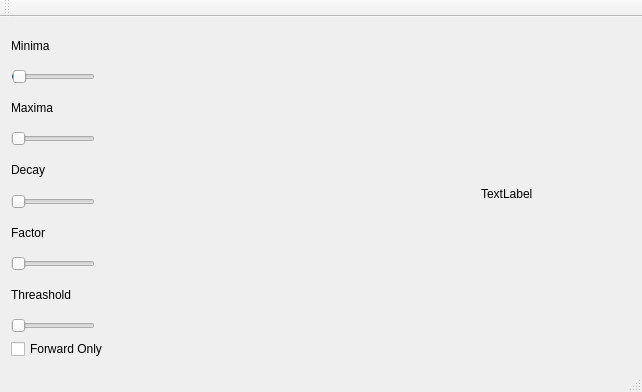
Qt form TrackerTest/mainwindow.ui (qimmer/mta13341) before a commit.
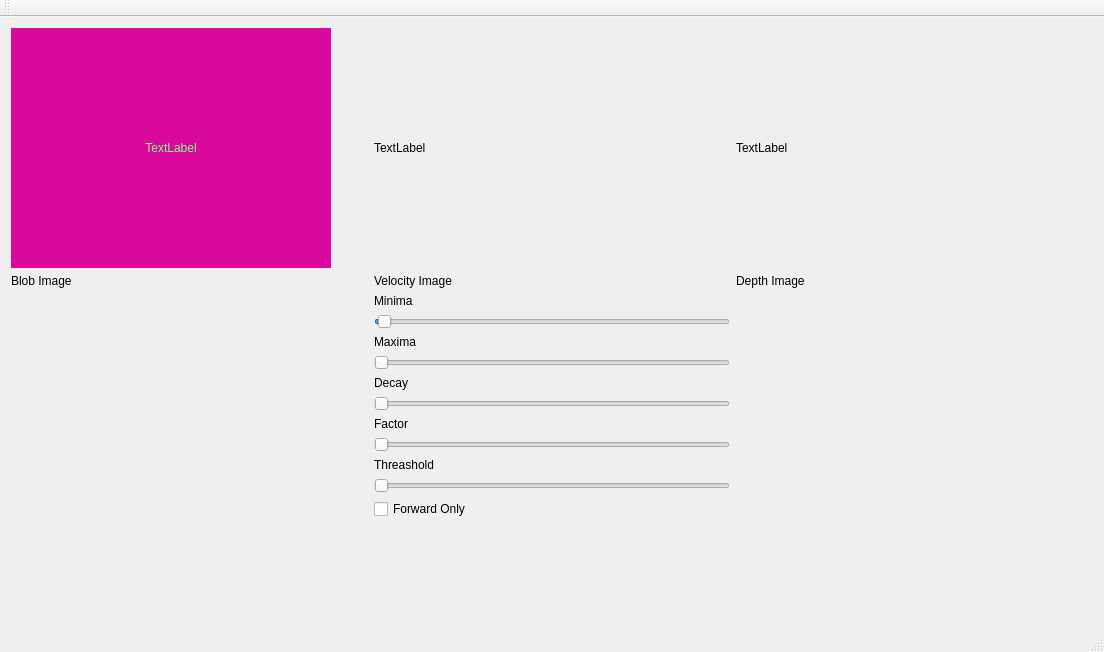
The same form after that commit.

Commit message: Added Blob Detector

```diff
--- a/TrackerTest/mainwindow.ui
+++ b/TrackerTest/mainwindow.ui
@@ -6,8 +6,8 @@
    <rect>
     <x>0</x>
     <y>0</y>
-    <width>642</width>
-    <height>392</height>
+    <width>1104</width>
+    <height>652</height>
    </rect>
   </property>
   <property name="windowTitle">
@@ -16,6 +16,101 @@
   <widget class="QWidget" name="centralWidget">
    <layout class="QHBoxLayout" name="horizontalLayout">
     <item>
+     <layout class="QVBoxLayout" name="verticalLayout_3">
+      <item>
+       <layout class="QHBoxLayout" name="horizontalLayout_2">
+        <item>
+         <layout class="QVBoxLayout" name="verticalLayout_7">
+          <item>
+           <widget class="QLabel" name="imgBlob">
+            <property name="sizePolicy">
+             <sizepolicy hsizetype="Fixed" vsizetype="Fixed">
+              <horstretch>0</horstretch>
+              <verstretch>0</verstretch>
+             </sizepolicy>
+            </property>
+            <property name="minimumSize">
+             <size>
+              <width>320</width>
+              <height>240</height>
+             </size>
+            </property>
+            <property name="styleSheet">
+             <string notr="true">background-color: rgb(217, 10, 155);
+font: 75 14pt &quot;MS Shell Dlg 2&quot;;
+color: rgb(128, 255, 132);</string>
+            </property>
+            <property name="text">
+             <string>TextLabel</string>
+            </property>
+            <property name="alignment">
+             <set>Qt::AlignCenter</set>
+            </property>
+           </widget>
+          </item>
+          <item>
+           <widget class="QLabel" name="label_9">
+            <property name="sizePolicy">
+             <sizepolicy hsizetype="Preferred" vsizetype="Fixed">
+              <horstretch>0</horstretch>
+              <verstretch>0</verstretch>
+             </sizepolicy>
+            </property>
+            <property name="text">
+             <string>Blob Image</string>
+            </property>
+           </widget>
+          </item>
+          <item>
+           <spacer name="verticalSpacer">
+            <property name="orientation">
+             <enum>Qt::Vertical</enum>
+            </property>
+            <property name="sizeHint" stdset="0">
+             <size>
+              <width>20</width>
+              <height>40</height>
+             </size>
+            </property>
+           </spacer>
+          </item>
+         </layout>
+        </item>
+        <item>
+         <layout class="QVBoxLayout" name="verticalLayout_5">
+          <item>
+           <widget class="QLabel" name="imgVelocity">
+            <property name="sizePolicy">
+             <sizepolicy hsizetype="Fixed" vsizetype="Fixed">
+              <horstretch>0</horstretch>
+              <verstretch>0</verstretch>
+             </sizepolicy>
+            </property>
+            <property name="minimumSize">
+             <size>
+              <width>320</width>
+              <height>240</height>
+             </size>
+            </property>
+            <property name="text">
+             <string>TextLabel</string>
+            </property>
+           </widget>
+          </item>
+          <item>
+           <widget class="QLabel" name="label_8">
+            <property name="sizePolicy">
+             <sizepolicy hsizetype="Preferred" vsizetype="Fixed">
+              <horstretch>0</horstretch>
+              <verstretch>0</verstretch>
+             </sizepolicy>
+            </property>
+            <property name="text">
+             <string>Velocity Image</string>
+            </property>
+           </widget>
+          </item>
+          <item>
      <layout class="QVBoxLayout" name="verticalLayout">
       <item>
        <widget class="QLabel" name="label">
@@ -33,7 +128,7 @@
       <item>
        <widget class="QSlider" name="sliMinima">
         <property name="sizePolicy">
-         <sizepolicy hsizetype="Fixed" vsizetype="Fixed">
+               <sizepolicy hsizetype="Preferred" vsizetype="Fixed">
           <horstretch>0</horstretch>
           <verstretch>0</verstretch>
          </sizepolicy>
@@ -65,13 +160,13 @@
       <item>
        <widget class="QSlider" name="sliMaxima">
         <property name="sizePolicy">
-         <sizepolicy hsizetype="Fixed" vsizetype="Fixed">
+               <sizepolicy hsizetype="Preferred" vsizetype="Fixed">
           <horstretch>0</horstretch>
           <verstretch>0</verstretch>
          </sizepolicy>
         </property>
         <property name="maximum">
-         <number>1000</number>
+               <number>100</number>
         </property>
         <property name="orientation">
          <enum>Qt::Horizontal</enum>
@@ -94,13 +189,13 @@
       <item>
        <widget class="QSlider" name="sliDecay">
         <property name="sizePolicy">
-         <sizepolicy hsizetype="Fixed" vsizetype="Fixed">
+               <sizepolicy hsizetype="Preferred" vsizetype="Fixed">
           <horstretch>0</horstretch>
           <verstretch>0</verstretch>
          </sizepolicy>
         </property>
         <property name="maximum">
-         <number>255</number>
+               <number>1000</number>
         </property>
         <property name="orientation">
          <enum>Qt::Horizontal</enum>
@@ -123,7 +218,7 @@
       <item>
        <widget class="QSlider" name="sliFactor">
         <property name="sizePolicy">
-         <sizepolicy hsizetype="Fixed" vsizetype="Fixed">
+               <sizepolicy hsizetype="Preferred" vsizetype="Fixed">
           <horstretch>0</horstretch>
           <verstretch>0</verstretch>
          </sizepolicy>
@@ -149,7 +244,7 @@
       <item>
        <widget class="QSlider" name="sliThreashold">
         <property name="sizePolicy">
-         <sizepolicy hsizetype="Fixed" vsizetype="Fixed">
+               <sizepolicy hsizetype="Preferred" vsizetype="Fixed">
           <horstretch>0</horstretch>
           <verstretch>0</verstretch>
          </sizepolicy>
@@ -172,23 +267,70 @@
      </layout>
     </item>
     <item>
-     <layout class="QHBoxLayout" name="horizontalLayout_2">
-      <item>
-       <widget class="QLabel" name="imgOne">
-        <property name="text">
-         <string/>
-        </property>
-        <property name="scaledContents">
-         <bool>false</bool>
-        </property>
-       </widget>
-      </item>
+           <spacer name="verticalSpacer_2">
+            <property name="orientation">
+             <enum>Qt::Vertical</enum>
+            </property>
+            <property name="sizeHint" stdset="0">
+             <size>
+              <width>20</width>
+              <height>40</height>
+             </size>
+            </property>
+           </spacer>
+          </item>
+         </layout>
+        </item>
       <item>
-       <widget class="QLabel" name="orig">
+         <layout class="QVBoxLayout" name="verticalLayout_2">
+          <item>
+           <widget class="QLabel" name="imgDepth">
+            <property name="sizePolicy">
+             <sizepolicy hsizetype="Fixed" vsizetype="Fixed">
+              <horstretch>0</horstretch>
+              <verstretch>0</verstretch>
+             </sizepolicy>
+            </property>
+            <property name="minimumSize">
+             <size>
+              <width>320</width>
+              <height>240</height>
+             </size>
+            </property>
         <property name="text">
          <string>TextLabel</string>
         </property>
        </widget>
+          </item>
+          <item>
+           <widget class="QLabel" name="label_6">
+            <property name="sizePolicy">
+             <sizepolicy hsizetype="Preferred" vsizetype="Fixed">
+              <horstretch>0</horstretch>
+              <verstretch>0</verstretch>
+             </sizepolicy>
+            </property>
+            <property name="text">
+             <string>Depth Image</string>
+            </property>
+           </widget>
+          </item>
+          <item>
+           <spacer name="verticalSpacer_3">
+            <property name="orientation">
+             <enum>Qt::Vertical</enum>
+            </property>
+            <property name="sizeHint" stdset="0">
+             <size>
+              <width>20</width>
+              <height>40</height>
+             </size>
+            </property>
+           </spacer>
+          </item>
+         </layout>
+        </item>
+       </layout>
       </item>
      </layout>
     </item>
```
Left out of the diff: 4 changed lines with no effect on the pictures. Lines whose indentation alone changed are shown as unchanged. The commit also changes 7 other files.
